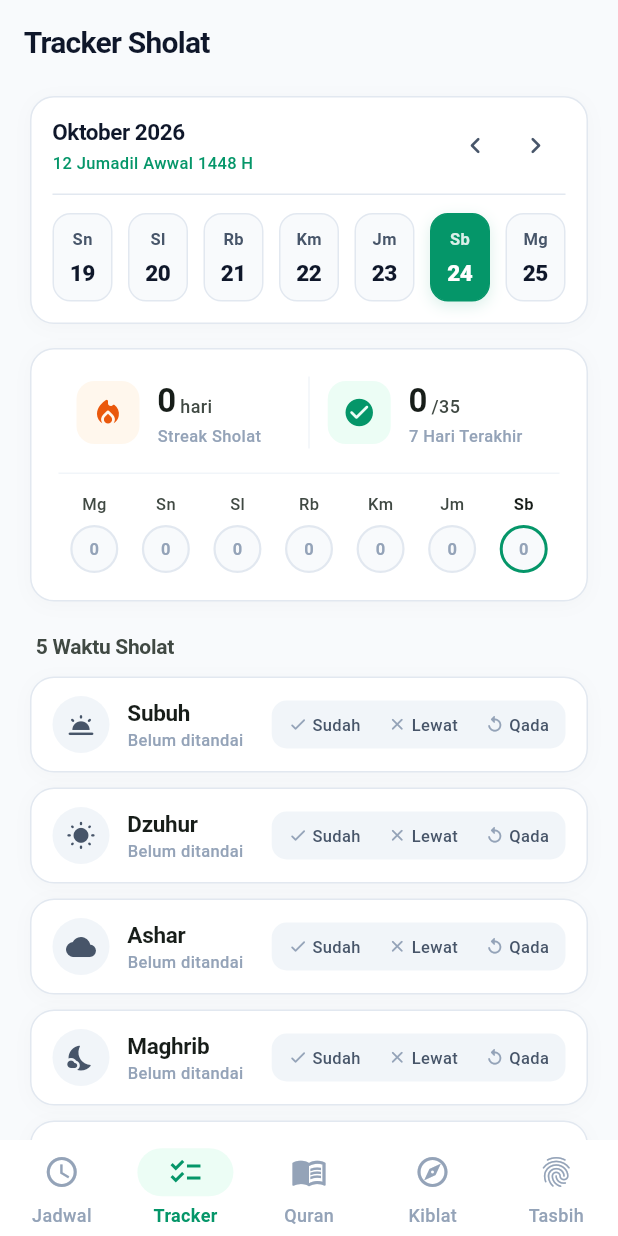
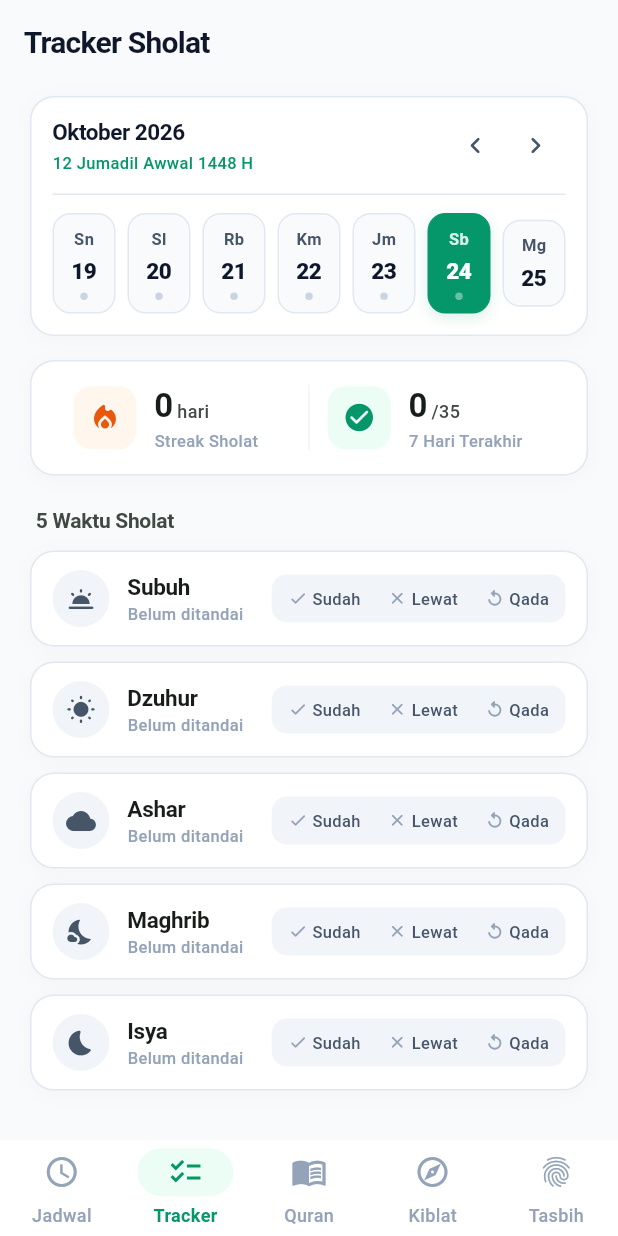
Before and after one commit to sukr02k/muslimin, a Flutter app: the screen it shows after launch, item 2 of the bottom bar chosen, on a phone screen of 412 x 824 dp. Run offline on Flutter 3.47's test engine with Material 3 defaults, Android fonts, the phone set to English and light mode, and no system bars; our stand-ins replace adhan, drift, flutter_compass, flutter_local_notifications, flutter_riverpod, geocoding and 4 more; accounts and stored records are empty; generated files the repository leaves out were written again.

Commit message:
refactor(tracker): unify weekly calendar with prayer completion status and streamline summary card

```diff
--- a/lib/src/core/theme/weekly_calendar_strip.dart
+++ b/lib/src/core/theme/weekly_calendar_strip.dart
@@ -12,6 +12,7 @@ class WeeklyCalendarStrip extends StatelessWidget {
     required this.onPreviousWeek,
     required this.onNextWeek,
     required this.onGoToday,
+    this.completedCountsByDate = const {},
   });
 
   final DateTime selectedDate;
@@ -19,6 +20,9 @@ class WeeklyCalendarStrip extends StatelessWidget {
   final VoidCallback onPreviousWeek;
   final VoidCallback onNextWeek;
   final VoidCallback onGoToday;
+
+  /// Peta penyelesaian sholat per tanggal (jumlah sholat done 0..5)
+  final Map<DateTime, int> completedCountsByDate;
 
   static const _weekdayAbbr = ['Sn', 'Sl', 'Rb', 'Km', 'Jm', 'Sb', 'Mg'];
 
@@ -32,8 +36,7 @@ class WeeklyCalendarStrip extends StatelessWidget {
 
     final isDark = context.isDark;
 
-    // Hitung hari Senin pada minggu dari selectedDate
-    // weekday di Dart: 1 = Senin, 7 = Minggu
+    // Hitung hari Senin pada minggu dari selectedDate (1 = Senin, 7 = Minggu)
     final monday = selectedDate.subtract(Duration(days: selectedDate.weekday - 1));
     final weekDays = List.generate(7, (i) => monday.add(Duration(days: i)));
 
@@ -125,6 +128,7 @@ class WeeklyCalendarStrip extends StatelessWidget {
                       date.month == today.month &&
                       date.day == today.day,
                   weekdayLabel: _weekdayAbbr[date.weekday - 1],
+                  doneCount: completedCountsByDate[DateTime(date.year, date.month, date.day)],
                   onTap: () => onDateSelected(date),
                 ),
             ],
@@ -160,6 +164,7 @@ class _DayPill extends StatelessWidget {
     required this.isSelected,
     required this.isToday,
     required this.weekdayLabel,
+    this.doneCount,
     required this.onTap,
   });
 
@@ -167,6 +172,7 @@ class _DayPill extends StatelessWidget {
   final bool isSelected;
   final bool isToday;
   final String weekdayLabel;
+  final int? doneCount;
   final VoidCallback onTap;
 
   @override
@@ -195,6 +201,10 @@ class _DayPill extends StatelessWidget {
       numTextColor = context.textPrimaryColor;
     }
 
+    final hasCount = doneCount != null;
+    final isDone5 = (doneCount ?? 0) >= 5;
+    final hasSome = (doneCount ?? 0) > 0;
+
     return Material(
       color: Colors.transparent,
       child: InkWell(
@@ -202,7 +212,7 @@ class _DayPill extends StatelessWidget {
         borderRadius: BorderRadius.circular(12),
         child: AnimatedContainer(
           duration: const Duration(milliseconds: 150),
-          width: 40,
+          width: 42,
           padding: const EdgeInsets.symmetric(vertical: 8),
           decoration: BoxDecoration(
             color: pillBg,
@@ -229,7 +239,7 @@ class _DayPill extends StatelessWidget {
                   color: dayTextColor,
                 ),
               ),
-              const SizedBox(height: 4),
+              const SizedBox(height: 3),
               Text(
                 '${date.day}',
                 style: TextStyle(
@@ -239,6 +249,36 @@ class _DayPill extends StatelessWidget {
                   letterSpacing: -0.3,
                 ),
               ),
+              if (hasCount) ...[
+                const SizedBox(height: 4),
+                // Indikator status kepatuhan sholat langsung di bawah tanggal
+                if (isDone5)
+                  Icon(
+                    Icons.check_circle_rounded,
+                    size: 13,
+                    color: isSelected ? Colors.white : AppColors.primary,
+                  )
+                else if (hasSome)
+                  Container(
+                    width: 6,
+                    height: 6,
+                    decoration: BoxDecoration(
+                      shape: BoxShape.circle,
+                      color: isSelected ? Colors.white : const Color(0xFF38BDF8),
+                    ),
+                  )
+                else
+                  Container(
+                    width: 5,
+                    height: 5,
+                    decoration: BoxDecoration(
+                      shape: BoxShape.circle,
+                      color: isSelected
+                          ? Colors.white.withValues(alpha: 0.4)
+                          : (isDark ? AppColors.darkBorder : const Color(0xFFCBD5E1)),
+                    ),
+                  ),
+              ],
             ],
           ),
         ),
--- a/lib/src/features/prayer_tracker/presentation/prayer_tracker_screen.dart
+++ b/lib/src/features/prayer_tracker/presentation/prayer_tracker_screen.dart
@@ -6,7 +6,6 @@ import '../../../core/theme/app_theme.dart';
 import '../../../core/theme/shadcn_widgets.dart';
 import '../../../core/theme/weekly_calendar_strip.dart';
 import '../domain/prayer_status.dart';
-import '../domain/prayer_tracker_summary.dart';
 import 'prayer_tracker_controllers.dart';
 
 class PrayerTrackerScreen extends ConsumerWidget {
@@ -39,9 +38,20 @@ class _TrackerDateNavigator extends ConsumerWidget {
   @override
   Widget build(BuildContext context, WidgetRef ref) {
     final date = ref.watch(trackerDateProvider);
+    final summaryAsync = ref.watch(trackerSummaryProvider);
+
+    // Ambil data progres sholat 7 hari untuk ditampilkan langsung di kalender atas
+    final summary = summaryAsync.value;
+    final countsMap = <DateTime, int>{};
+    if (summary != null) {
+      for (final p in summary.weeklyProgress) {
+        countsMap[DateTime(p.date.year, p.date.month, p.date.day)] = p.doneCount;
+      }
+    }
 
     return WeeklyCalendarStrip(
       selectedDate: date,
+      completedCountsByDate: countsMap,
       onDateSelected: (newDate) {
         ref.read(trackerDateProvider.notifier).setDate(newDate);
       },
@@ -68,19 +78,18 @@ class _SummaryCard extends ConsumerWidget {
   @override
   Widget build(BuildContext context, WidgetRef ref) {
     final summary = ref.watch(trackerSummaryProvider);
-    final theme = Theme.of(context);
-    final isDark = theme.brightness == Brightness.dark;
+    final isDark = Theme.of(context).brightness == Brightness.dark;
 
     return ShadcnCard(
-      padding: const EdgeInsets.all(18),
+      padding: const EdgeInsets.symmetric(horizontal: 16, vertical: 14),
       child: summary.when(
         loading: () => const SizedBox(
-          height: 60,
+          height: 52,
           child: Center(
             child: SizedBox(
-              width: 24,
-              height: 24,
-              child: CircularProgressIndicator(strokeWidth: 2.5),
+              width: 20,
+              height: 20,
+              child: CircularProgressIndicator(strokeWidth: 2),
             ),
           ),
         ),
@@ -88,9 +97,7 @@ class _SummaryCard extends ConsumerWidget {
           'Gagal memuat: $e',
           style: const TextStyle(fontSize: 13, color: AppColors.danger),
         ),
-        data: (s) => Column(
-          children: [
-            Row(
+        data: (s) => Row(
           children: [
             Expanded(
               child: _StatTile(
@@ -106,7 +113,7 @@ class _SummaryCard extends ConsumerWidget {
             ),
             Container(
               width: 1,
-                  height: 48,
+              height: 44,
               color: isDark ? AppColors.darkBorder : AppColors.borderSubtle,
             ),
             Expanded(
@@ -123,103 +130,7 @@ class _SummaryCard extends ConsumerWidget {
             ),
           ],
         ),
-            if (s.weeklyProgress.isNotEmpty) ...[
-              const SizedBox(height: 16),
-              Divider(
-                color: isDark ? AppColors.darkBorder : AppColors.borderSubtle,
       ),
-              const SizedBox(height: 12),
-              Row(
-                mainAxisAlignment: MainAxisAlignment.spaceAround,
-                children: [
-                  for (final day in s.weeklyProgress)
-                    _WeeklyDayItem(dayProgress: day),
-                ],
-              ),
-            ],
-          ],
-        ),
-      ),
-    );
-  }
-}
-
-class _WeeklyDayItem extends StatelessWidget {
-  const _WeeklyDayItem({required this.dayProgress});
-
-  final DayProgress dayProgress;
-
-  static const _dayAbbr = ['Sn', 'Sl', 'Rb', 'Km', 'Jm', 'Sb', 'Mg'];
-
-  @override
-  Widget build(BuildContext context) {
-    final theme = Theme.of(context);
-    final isDark = theme.brightness == Brightness.dark;
-    final isDone5 = dayProgress.isFullyCompleted;
-    final hasSome = dayProgress.doneCount > 0;
-    final dayLabel = _dayAbbr[dayProgress.date.weekday - 1];
-
-    Color ringColor;
-    Color bgColor;
-    Color textColor;
-
-    if (isDone5) {
-      ringColor = AppColors.primary;
-      bgColor = isDark ? AppColors.darkPrimaryContainer : AppColors.primaryContainer;
-      textColor = isDark ? AppColors.darkOnPrimaryContainer : AppColors.primary;
-    } else if (hasSome) {
-      ringColor = const Color(0xFF38BDF8);
-      bgColor = isDark ? const Color(0xFF0C4A6E) : const Color(0xFFF0F9FF);
-      textColor = const Color(0xFF38BDF8);
-    } else {
-      ringColor = isDark ? AppColors.darkBorder : AppColors.border;
-      bgColor = isDark ? AppColors.darkSurfaceMuted : AppColors.surfaceSubtle;
-      textColor = AppColors.textMuted;
-    }
-
-    return Column(
-      mainAxisSize: MainAxisSize.min,
-      children: [
-        Text(
-          dayLabel,
-          style: TextStyle(
-            fontSize: 11,
-            fontWeight: dayProgress.isToday ? FontWeight.w700 : FontWeight.w500,
-            color: dayProgress.isToday
-                ? theme.colorScheme.onSurface
-                : theme.colorScheme.onSurfaceVariant,
-          ),
-        ),
-        const SizedBox(height: 6),
-        Container(
-          width: 32,
-          height: 32,
-          decoration: BoxDecoration(
-            shape: BoxShape.circle,
-            color: bgColor,
-            border: Border.all(
-              color: dayProgress.isToday ? AppColors.primary : ringColor,
-              width: dayProgress.isToday ? 2.0 : 1.5,
-            ),
-          ),
-          child: Center(
-            child: isDone5
-                ? const Icon(
-                    Icons.check_rounded,
-                    size: 16,
-                    color: AppColors.primary,
-                  )
-                : Text(
-                    '${dayProgress.doneCount}',
-                    style: TextStyle(
-                      fontSize: 11,
-                      fontWeight: FontWeight.w700,
-                      color: textColor,
-                    ),
-                  ),
-          ),
-        ),
-      ],
     );
   }
 }
```
Also changed, not shown: .unified_tracker_screen.png (added). Lines whose indentation alone changed are shown as unchanged.
